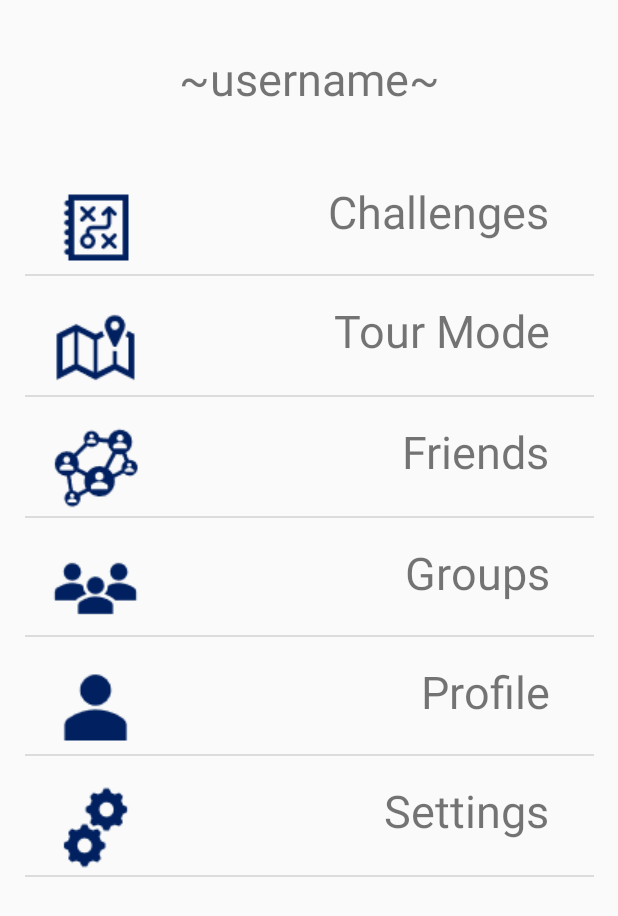
After one commit to lucycangarova/UniWay, an Android app: the MenuScreen screen opened directly, with no data from a screen before it, on a phone screen of 412 x 824 dp. The commit adds this screen. Shown: the top 916 px of the screen. Run offline under Robolectric (Android 15) with nearby library versions, the phone set to English and light mode, and no system bars.

Commit message:
Added menu screen with list of options

```diff
--- a/app/src/main/AndroidManifest.xml
+++ b/app/src/main/AndroidManifest.xml
@@ -9,6 +9,7 @@
         android:roundIcon="@mipmap/ic_launcher_round"
         android:supportsRtl="true"
         android:theme="@style/AppTheme">
+        <activity android:name=".MenuScreen"></activity>
         <activity android:name=".MainActivity">
             <intent-filter>
                 <action android:name="android.intent.action.MAIN" />
--- a/app/src/main/java/com/example/uniway/MainActivity.java
+++ b/app/src/main/java/com/example/uniway/MainActivity.java
@@ -2,7 +2,9 @@ package com.example.uniway;
 
 import androidx.appcompat.app.AppCompatActivity;
 
+import android.content.Intent;
 import android.os.Bundle;
+import android.view.View;
 
 public class MainActivity extends AppCompatActivity {
 
@@ -11,4 +13,9 @@ public class MainActivity extends AppCompatActivity {
         super.onCreate(savedInstanceState);
         setContentView(R.layout.activity_main);
     }
+
+    public void startMenuActivity(View view){
+        Intent intent = new Intent(this, MenuScreen.class);
+        startActivity(intent);
+    }
 }
--- /dev/null
+++ b/app/src/main/java/com/example/uniway/MenuScreen.java
@@ -0,0 +1,91 @@
+package com.example.uniway;
+
+import androidx.appcompat.app.AppCompatActivity;
+
+import android.content.Intent;
+import android.os.Bundle;
+import android.view.View;
+import android.view.ViewGroup;
+import android.widget.AdapterView;
+import android.widget.BaseAdapter;
+import android.widget.ImageView;
+import android.widget.ListView;
+import android.widget.TextView;
+
+public class MenuScreen extends AppCompatActivity {
+
+    //Defining android ListView
+    ListView mListView;
+
+    //Elements that will be displayed in android ListView
+    String[] menuOptions = new String[]{"Challenges", "Tour Mode", "Friends",
+            "Groups", "Profile", "Settings"};
+
+    //Ids of flag Images that are placed in res> drawable folder. They return the int value
+    final int[] images = new int[]{R.drawable.challenges_icon, R.drawable.tour_icon,
+            R.drawable.friend_icon,R.drawable.group_icon,
+            R.drawable.profile_icon, R.drawable.settings_icon};
+
+    @Override
+    protected void onCreate(Bundle savedInstanceState) {
+        super.onCreate(savedInstanceState);
+        setContentView(R.layout.activity_menu_screen);
+
+        mListView = (ListView) findViewById(R.id.menu_list_view);
+
+        //Declaring Array adapter
+        CustomAdapter customAdapter = new CustomAdapter();
+        //Setting the android ListView's adapter to the newly created adapter
+        mListView.setAdapter(customAdapter);
+
+
+        mListView.setOnItemClickListener(new AdapterView.OnItemClickListener() {
+            @Override
+            public void onItemClick(AdapterView<?> parent, View view, int position, long id) {
+                //The position where the list item is clicked is obtained from the
+                //the parameter position of the android listview
+                int itemPosition = position;
+
+                //Get the String value of the item where the user clicked
+                String itemValue = (String) mListView.getItemAtPosition(position);
+
+                //In order to start displaying new activity we need an intent
+                Intent intent = new Intent(getApplicationContext(),MainActivity.class);
+
+                //Here we will pass the previously created intent as parameter
+                startActivity(intent);
+
+            }
+        });
+    }
+
+    class CustomAdapter extends BaseAdapter{
+
+        @Override
+        public int getCount() {
+            return images.length;
+        }
+
+        @Override
+        public Object getItem(int position) {
+            return null;
+        }
+
+        @Override
+        public long getItemId(int position) {
+            return 0;
+        }
+
+        @Override
+        public View getView(int position, View convertView, ViewGroup parent) {
+            View view = getLayoutInflater().inflate(R.layout.custom_list_view, null);
+            ImageView mImageView = (ImageView) view.findViewById(R.id.imageView3);
+            TextView mTextView = view.findViewById(R.id.textView3);
+
+            mImageView.setImageResource(images[position]);
+            mTextView.setText(menuOptions[position]);
+
+            return view;
+        }
+    }
+}
--- a/app/src/main/res/layout/activity_main.xml
+++ b/app/src/main/res/layout/activity_main.xml
@@ -30,6 +30,7 @@
         android:layout_marginEnd="16dp"
         android:layout_marginRight="16dp"
         android:layout_marginBottom="32dp"
+        android:onClick="startMenuActivity"
         android:text="@string/log_in_button"
         app:layout_constraintBottom_toTopOf="@+id/signup_button"
         app:layout_constraintEnd_toEndOf="parent"
@@ -44,6 +45,7 @@
         android:layout_marginEnd="16dp"
         android:layout_marginRight="16dp"
         android:layout_marginBottom="32dp"
+        android:onClick="startMenuActivity"
         android:text="@string/sign_up_button"
         app:layout_constraintBottom_toTopOf="@+id/guest_button"
         app:layout_constraintEnd_toEndOf="parent"
@@ -58,6 +60,7 @@
         android:layout_marginEnd="16dp"
         android:layout_marginRight="16dp"
         android:layout_marginBottom="40dp"
+        android:onClick="startMenuActivity"
         android:text="@string/guest_button"
         app:layout_constraintBottom_toBottomOf="parent"
         app:layout_constraintEnd_toEndOf="parent"
--- /dev/null
+++ b/app/src/main/res/layout/activity_menu_screen.xml
@@ -0,0 +1,35 @@
+<?xml version="1.0" encoding="utf-8"?>
+<androidx.constraintlayout.widget.ConstraintLayout xmlns:android="http://schemas.android.com/apk/res/android"
+    xmlns:app="http://schemas.android.com/apk/res-auto"
+    xmlns:tools="http://schemas.android.com/tools"
+    android:layout_width="match_parent"
+    android:layout_height="match_parent"
+    tools:context=".MenuScreen">
+
+    <TextView
+        android:id="@+id/username_label"
+        android:layout_width="0dp"
+        android:layout_height="wrap_content"
+        android:layout_marginStart="16dp"
+        android:layout_marginLeft="16dp"
+        android:layout_marginTop="32dp"
+        android:layout_marginEnd="16dp"
+        android:layout_marginRight="16dp"
+        android:gravity="center"
+        android:text="@string/username_label"
+        android:textSize="30sp"
+        app:layout_constraintEnd_toEndOf="parent"
+        app:layout_constraintStart_toStartOf="parent"
+        app:layout_constraintTop_toTopOf="parent" />
+
+    <ListView
+        android:id="@+id/menu_list_view"
+        android:layout_width="379dp"
+        android:layout_height="638dp"
+        android:layout_marginLeft="16dp"
+        android:layout_marginTop="32dp"
+        android:layout_marginRight="16dp"
+        app:layout_constraintEnd_toEndOf="parent"
+        app:layout_constraintStart_toStartOf="parent"
+        app:layout_constraintTop_toBottomOf="@+id/username_label" />
+</androidx.constraintlayout.widget.ConstraintLayout>
--- /dev/null
+++ b/app/src/main/res/layout/custom_list_view.xml
@@ -0,0 +1,31 @@
+<?xml version="1.0" encoding="utf-8"?>
+<LinearLayout xmlns:android="http://schemas.android.com/apk/res/android"
+    xmlns:app="http://schemas.android.com/apk/res-auto"
+    xmlns:tools="http://schemas.android.com/tools"
+    android:layout_width="match_parent"
+    android:layout_height="match_parent">
+
+    <ImageView
+        android:id="@+id/imageView3"
+        android:layout_width="wrap_content"
+        android:layout_height="wrap_content"
+        android:layout_marginStart="16dp"
+        android:layout_marginLeft="16dp"
+        android:layout_marginTop="16dp"
+        android:contentDescription="@string/universal_lable"
+        tools:srcCompat="@tools:sample/avatars[13]" />
+
+    <TextView
+        android:id="@+id/textView3"
+        android:layout_width="match_parent"
+        android:layout_height="wrap_content"
+        android:layout_marginStart="16dp"
+        android:layout_marginLeft="16dp"
+        android:layout_marginTop="16dp"
+        android:layout_marginRight="30dp"
+        android:layout_marginEnd="30dp"
+        android:baselineAligned="false"
+        android:gravity="end"
+        android:text="@string/universal_lable"
+        android:textSize="30sp" />
+</LinearLayout>
--- a/app/src/main/res/values/strings.xml
+++ b/app/src/main/res/values/strings.xml
@@ -4,4 +4,6 @@
     <string name="sign_up_button">Sign Up</string>
     <string name="log_in_button">Log In</string>
     <string name="guest_button">Continue as Guest</string>
+    <string name="username_label">~username~</string>
+    <string name="universal_lable">Universal Label</string>
 </resources>
--- a/app/src/main/res/values/styles.xml
+++ b/app/src/main/res/values/styles.xml
@@ -1,7 +1,7 @@
 <resources>
 
     <!-- Base application theme. -->
-    <style name="AppTheme" parent="Theme.AppCompat.Light.DarkActionBar">
+    <style name="AppTheme" parent="Theme.AppCompat.Light.NoActionBar">
         <!-- Customize your theme here. -->
         <item name="colorPrimary">@color/colorPrimary</item>
         <item name="colorPrimaryDark">@color/colorPrimaryDark</item>
```
Also changed, not shown: app/src/main/res/drawable/challenges_icon.png (added), app/src/main/res/drawable/friend_icon.png (added), app/src/main/res/drawable/group_icon.png (added), app/src/main/res/drawable/profile_icon.png (added), app/src/main/res/drawable/settings_icon.png (added), app/src/main/res/drawable/tour_icon.png (added).
